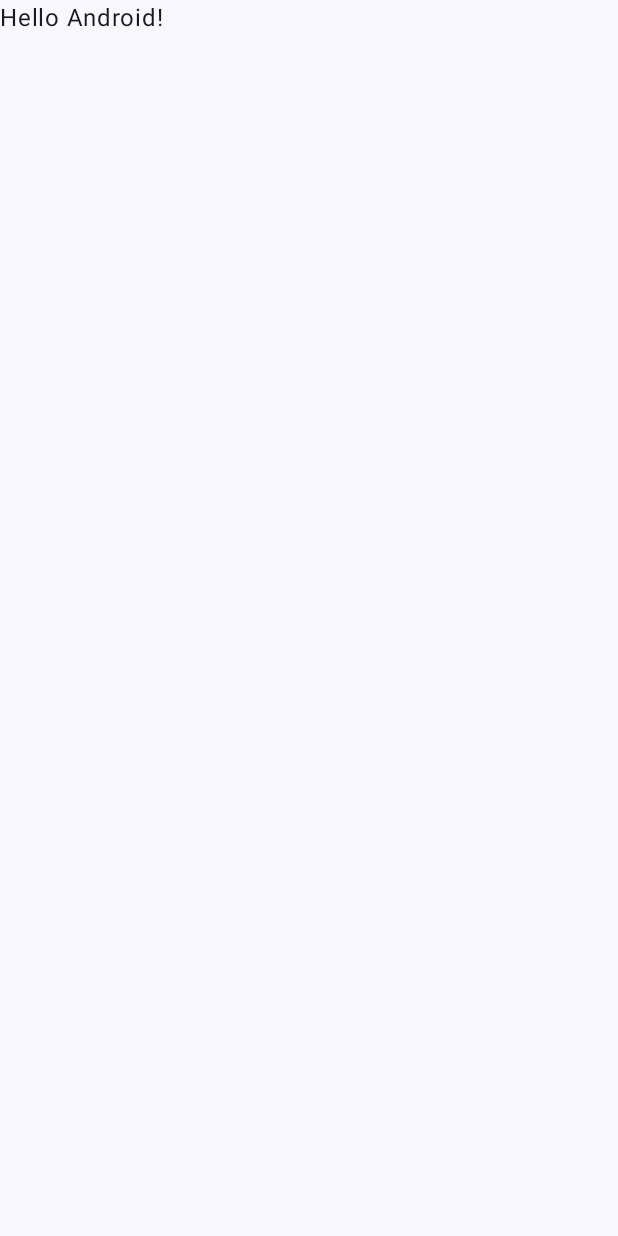
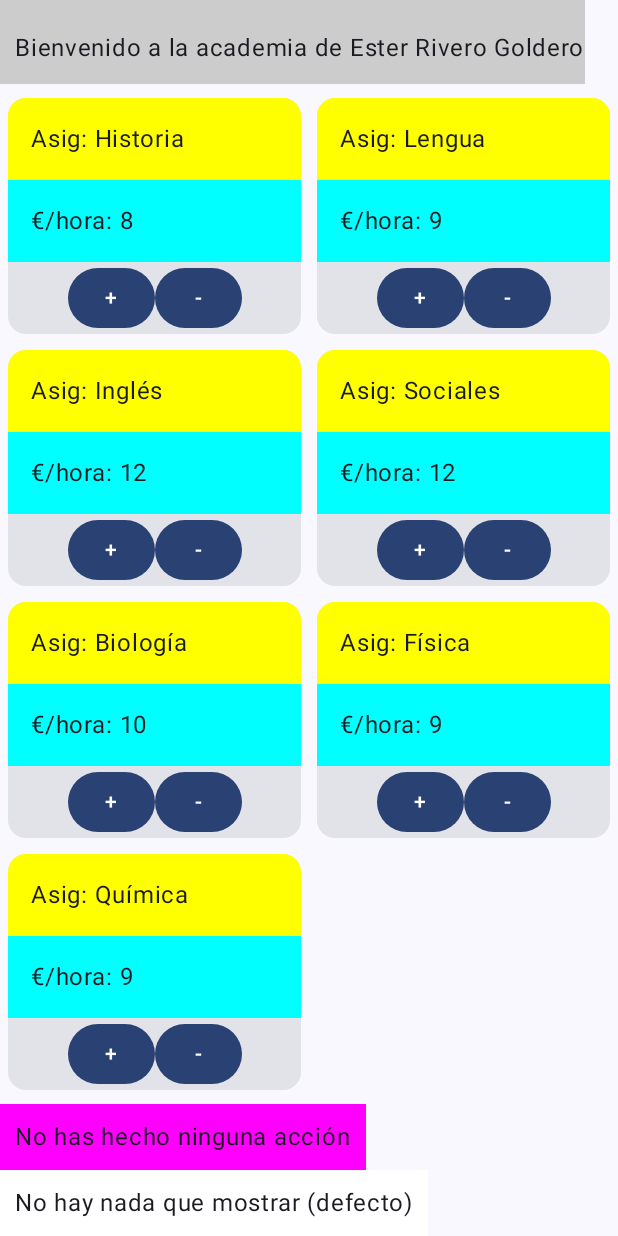
Before and after one commit to Rivero88/ExamenRecu_EsterRG, an Android app built with Jetpack Compose: the screen it shows after launch (MainActivity), on a phone screen of 412 x 824 dp. Before the commit the screen is almost empty. Run offline under Robolectric (Android 15) with nearby library versions, the phone set to English and light mode, and no system bars.

Commit message:
Examen 14/02/2024

```diff
--- /dev/null
+++ b/app/src/main/java/com/example/examenrecu_esterrg/Asignatura.kt
@@ -0,0 +1,3 @@
+package com.example.examenrecu_esterrg
+
+data class Asignatura (val nombre:String, val precioHora:Int)
--- /dev/null
+++ b/app/src/main/java/com/example/examenrecu_esterrg/AsignaturasGeneradas.kt
@@ -0,0 +1,13 @@
+package com.example.examenrecu_esterrg
+object DataSource {
+    val asignaturas = arrayListOf<Asignatura>(
+        Asignatura("Historia", 8),
+        Asignatura("Lengua", 9),
+        Asignatura("Inglés", 12),
+        Asignatura("Sociales", 12),
+        Asignatura("Biología", 10),
+        Asignatura("Física", 9),
+        Asignatura("Química", 9),
+
+        )
+}
--- a/app/src/main/java/com/example/examenrecu_esterrg/MainActivity.kt
+++ b/app/src/main/java/com/example/examenrecu_esterrg/MainActivity.kt
@@ -1,15 +1,42 @@
 package com.example.examenrecu_esterrg
 
+import android.graphics.Paint.Align
 import android.os.Bundle
+import android.telephony.TelephonyCallback
 import androidx.activity.ComponentActivity
 import androidx.activity.compose.setContent
+import androidx.compose.foundation.background
+import androidx.compose.foundation.layout.Arrangement
+import androidx.compose.foundation.layout.Column
+import androidx.compose.foundation.layout.ColumnScope
+import androidx.compose.foundation.layout.Row
+import androidx.compose.foundation.layout.Spacer
 import androidx.compose.foundation.layout.fillMaxSize
+import androidx.compose.foundation.layout.fillMaxWidth
+import androidx.compose.foundation.layout.padding
+import androidx.compose.foundation.layout.width
+import androidx.compose.foundation.lazy.grid.GridCells
+import androidx.compose.foundation.lazy.grid.LazyVerticalGrid
+import androidx.compose.foundation.lazy.grid.items
+import androidx.compose.material3.Button
+import androidx.compose.material3.Card
+import androidx.compose.material3.ExperimentalMaterial3Api
 import androidx.compose.material3.MaterialTheme
 import androidx.compose.material3.Surface
 import androidx.compose.material3.Text
+import androidx.compose.material3.TextField
 import androidx.compose.runtime.Composable
+import androidx.compose.runtime.getValue
+import androidx.compose.runtime.mutableStateOf
+import androidx.compose.runtime.remember
+import androidx.compose.runtime.setValue
+import androidx.compose.ui.Alignment
+import androidx.compose.ui.Alignment.Companion.CenterHorizontally
 import androidx.compose.ui.Modifier
+import androidx.compose.ui.focus.focusModifier
+import androidx.compose.ui.graphics.Color
 import androidx.compose.ui.tooling.preview.Preview
+import androidx.compose.ui.unit.dp
 import com.example.examenrecu_esterrg.ui.theme.ExamenRecu_EsterRGTheme
 
 class MainActivity : ComponentActivity() {
@@ -22,7 +49,7 @@ class MainActivity : ComponentActivity() {
                     modifier = Modifier.fillMaxSize(),
                     color = MaterialTheme.colorScheme.background
                 ) {
-                    Greeting("Android")
+                    Pantalla()
                 }
             }
         }
@@ -30,17 +57,76 @@ class MainActivity : ComponentActivity() {
 }
 
 @Composable
-fun Greeting(name: String, modifier: Modifier = Modifier) {
-    Text(
-        text = "Hello $name!",
-        modifier = modifier
-    )
+fun Pantalla(modifier: Modifier = Modifier){
+
+    var textoInferior1 by remember { mutableStateOf("No has hecho ninguna acción")}
+    var textoInferior2 by remember { mutableStateOf("No hay nada que mostrar (defecto)")}
+
+    Column (){
+        Text(text = "Bienvenido a la academia de Ester Rivero Goldero",
+            modifier = modifier
+                .weight(0.5f)
+                .background(Color.LightGray)
+                .padding(start = 10.dp, top = 20.dp))
+        Spacer(modifier = modifier.padding(2.dp))
+        AsignaturasYBotones(modifier = modifier.weight(1f)
+            ,asignatura = ArrayList(DataSource.asignaturas))
+        Spacer(modifier = modifier.padding(2.dp))
+        Text(
+            text = textoInferior1,
+            modifier = modifier
+                .background(Color.Magenta)
+                .padding(10.dp)
+            )
+        Text(
+            text = textoInferior2,
+            modifier = modifier
+                .background(Color.White)
+                .padding(10.dp)
+            )
+    }
+
 }
 
-@Preview(showBackground = true)
 @Composable
-fun GreetingPreview() {
-    ExamenRecu_EsterRGTheme {
-        Greeting("Android")
+private fun AsignaturasYBotones (modifier: Modifier = Modifier, asignatura: ArrayList<Asignatura>,
+                                 /**clickAction: () -> Unit)*/){
+
+    var horasText by remember { mutableStateOf("")}
+    var horasTextNueva by remember { mutableStateOf("")}
+    Column (modifier = Modifier.fillMaxWidth()){
+        LazyVerticalGrid(
+            columns = GridCells.Fixed(2),
+            verticalArrangement = Arrangement.Center,
+            horizontalArrangement = Arrangement.Center
+            ){
+               items(asignatura){ asignaturas ->
+                   Card (modifier = Modifier.padding(5.dp)){
+                       Text(text = "Asig: ${asignaturas.nombre}",
+                           modifier = Modifier
+                               .background(Color.Yellow)
+                               .padding(15.dp)
+                               .fillMaxWidth())
+                       Text(text = "€/hora: ${asignaturas.precioHora}",
+                           modifier = Modifier
+                               .background(Color.Cyan)
+                               .padding(15.dp)
+                               .fillMaxWidth())
+                       Row (modifier = Modifier
+                           .align(alignment = CenterHorizontally)) {
+                           Button(onClick = {
+                               //clickAction.invoke()
+                           }) {
+                               Text(text = "+")
+                           }
+                           Button(onClick = {
+                               //clickAction.invoke()
+                           }) {
+                               Text(text = "-")
+                           }
+                       }
+                   }
+               }
+           }
+       }
     }
-}
```
